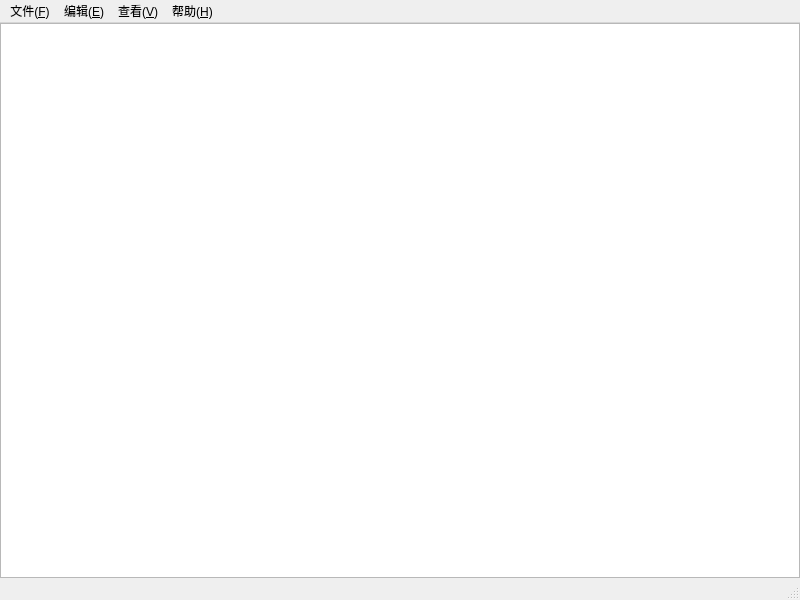
Old version of the form mainwindow.ui in the repository themiss0/qt_complete_notebook.
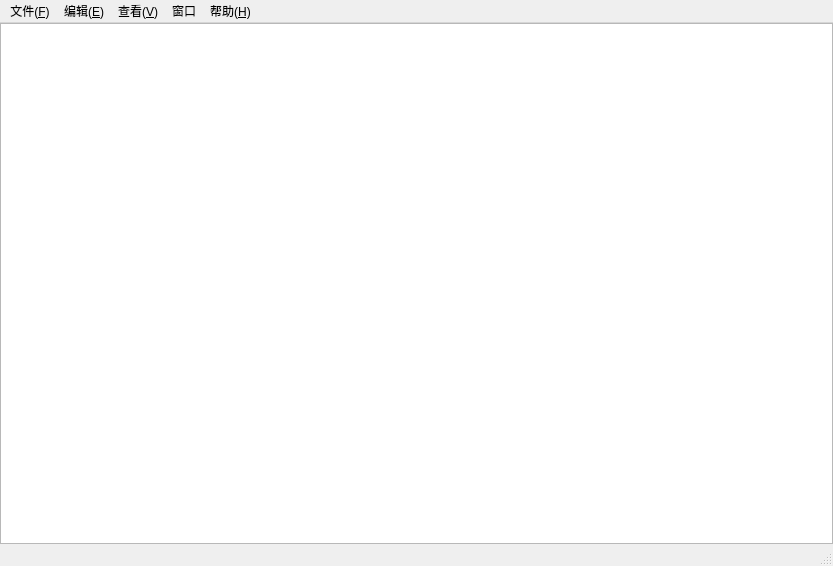
New version of the form. Custom widgets are drawn as their Qt base class.

The edit to the form file:
```diff
--- a/mainwindow.ui
+++ b/mainwindow.ui
@@ -6,8 +6,8 @@
    <rect>
     <x>0</x>
     <y>0</y>
-    <width>800</width>
-    <height>600</height>
+    <width>833</width>
+    <height>566</height>
    </rect>
   </property>
   <property name="windowTitle">
@@ -37,7 +37,7 @@
     <rect>
      <x>0</x>
      <y>0</y>
-     <width>800</width>
+     <width>833</width>
      <height>21</height>
     </rect>
    </property>
@@ -96,9 +96,17 @@
     </property>
     <addaction name="actionAbout"/>
    </widget>
+   <widget class="QMenu" name="menu">
+    <property name="title">
+     <string>窗口</string>
+    </property>
+    <addaction name="actionFav"/>
+    <addaction name="actionLabel"/>
+   </widget>
    <addaction name="file"/>
    <addaction name="edit"/>
    <addaction name="view"/>
+   <addaction name="menu"/>
    <addaction name="help"/>
   </widget>
   <widget class="QStatusBar" name="statusbar"/>
```
Left out of the diff: 11 changed lines with no effect on the pictures.
